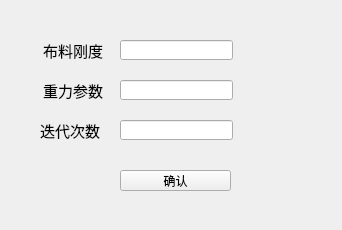
First picture: the form in csfwin.ui, repository TJU-SSE-Lab510/PCV_new, before the edit.
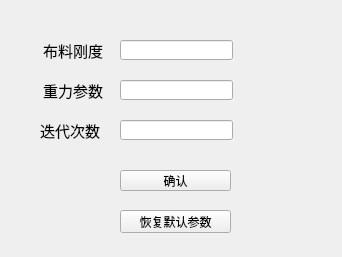
Second picture: the form after the edit.

The edit to the form file:
```diff
--- a/csfwin.ui
+++ b/csfwin.ui
@@ -7,7 +7,7 @@
     <x>0</x>
     <y>0</y>
     <width>342</width>
-    <height>230</height>
+    <height>257</height>
    </rect>
   </property>
   <property name="windowTitle">
@@ -113,6 +113,19 @@
     </rect>
    </property>
   </widget>
+  <widget class="QPushButton" name="para_default">
+   <property name="geometry">
+    <rect>
+     <x>120</x>
+     <y>210</y>
+     <width>111</width>
+     <height>23</height>
+    </rect>
+   </property>
+   <property name="text">
+    <string>恢复默认参数</string>
+   </property>
+  </widget>
  </widget>
  <layoutdefault spacing="6" margin="11"/>
  <resources/>
```
